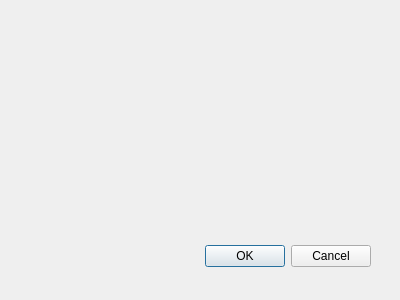
This is mediumchoicedialog.ui in alexinatra2/prog2-beleg-qt as Qt 5 draws it before an edit. The edited form follows.
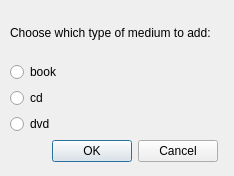
This is the edited form.

The edit to the form file:
```diff
--- a/mediumchoicedialog.ui
+++ b/mediumchoicedialog.ui
@@ -8,28 +8,62 @@
    <rect>
     <x>0</x>
     <y>0</y>
-    <width>400</width>
-    <height>300</height>
+    <width>234</width>
+    <height>176</height>
    </rect>
   </property>
   <property name="windowTitle">
    <string>Dialog</string>
   </property>
-  <widget class="QDialogButtonBox" name="buttonBox">
+  <widget class="QWidget" name="verticalLayoutWidget">
    <property name="geometry">
     <rect>
-     <x>30</x>
-     <y>240</y>
-     <width>341</width>
-     <height>32</height>
+     <x>10</x>
+     <y>10</y>
+     <width>208</width>
+     <height>152</height>
     </rect>
    </property>
-   <property name="orientation">
-    <enum>Qt::Horizontal</enum>
-   </property>
-   <property name="standardButtons">
-    <set>QDialogButtonBox::Cancel|QDialogButtonBox::Ok</set>
-   </property>
+   <layout class="QVBoxLayout" name="verticalLayout">
+    <item>
+     <widget class="QLabel" name="mediumTypePrompt">
+      <property name="text">
+       <string>Choose which type of medium to add:</string>
+      </property>
+     </widget>
+    </item>
+    <item>
+     <widget class="QRadioButton" name="bookButton">
+      <property name="text">
+       <string>book</string>
+      </property>
+     </widget>
+    </item>
+    <item>
+     <widget class="QRadioButton" name="cdButton">
+      <property name="text">
+       <string>cd</string>
+      </property>
+     </widget>
+    </item>
+    <item>
+     <widget class="QRadioButton" name="dvdButton">
+      <property name="text">
+       <string>dvd</string>
+      </property>
+     </widget>
+    </item>
+    <item>
+     <widget class="QDialogButtonBox" name="buttonBox">
+      <property name="orientation">
+       <enum>Qt::Horizontal</enum>
+      </property>
+      <property name="standardButtons">
+       <set>QDialogButtonBox::Cancel|QDialogButtonBox::Ok</set>
+      </property>
+     </widget>
+    </item>
+   </layout>
   </widget>
  </widget>
  <pixmapfunction/>
```
Left out of the diff: 5 changed lines with no effect on the pictures.
